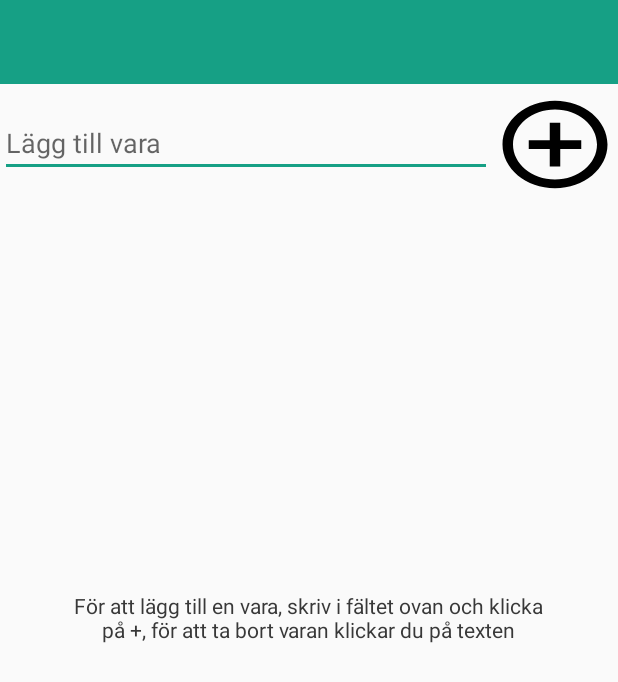
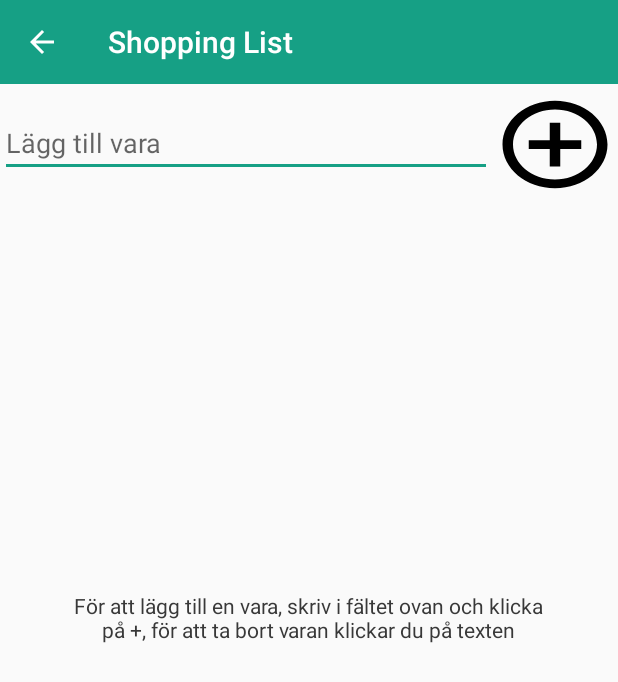
Before and after one commit to CarlLDreyer/scanmore, an Android app: the ToDoList screen opened directly, with no data from a screen before it, on a phone screen of 412 x 824 dp. Shown: the top 682 px of the screen. Run offline under Robolectric (Android 15) with nearby library versions, the phone set to English and light mode, and no system bars.

Commit message:
Toolbar fix

```diff
--- a/app/src/main/AndroidManifest.xml
+++ b/app/src/main/AndroidManifest.xml
@@ -20,7 +20,6 @@
         android:supportsRtl="true"
         android:theme="@style/AppTheme"
         tools:replace="android:label">
-        <activity android:name=".ToDoList"></activity>
         <activity
             android:name="Profile.ProfileActivity"
             android:label="Profile"
@@ -70,6 +69,10 @@
             android:label="Connect with Swish"
             android:screenOrientation="portrait"
             android:windowSoftInputMode="adjustResize" />
+        <activity
+            android:name=".ToDoList"
+            android:label="Shopping List"
+            android:screenOrientation="portrait"></activity>
     </application>
 
 </manifest>
--- a/app/src/main/java/com/example/scanmore/ToDoList.java
+++ b/app/src/main/java/com/example/scanmore/ToDoList.java
@@ -2,6 +2,7 @@
 
 import android.os.Bundle;
 import android.view.Gravity;
+import android.view.MenuItem;
 import android.view.View;
 import android.widget.AdapterView;
 import android.widget.ArrayAdapter;
@@ -30,8 +31,8 @@
     @Override
     protected void onCreate(Bundle savedInstanceState) {
         super.onCreate(savedInstanceState);
+        setContentView(R.layout.activity_to_do_list);
         setupToolbar();
-        setContentView(R.layout.activity_to_do_list);
         itemET = findViewById(R.id.item_edit_text);
         btn = findViewById(R.id.add_btn);
         itemsList = findViewById(R.id.items_list);
@@ -87,13 +88,22 @@
 
 
     }
-    private void setupToolbar(){
-        Toolbar toolbar = (Toolbar) findViewById(R.id.toolbarToDo);
+    private void setupToolbar() {
+        Toolbar toolbar = (Toolbar) findViewById(R.id.toolbar);
         setSupportActionBar(toolbar);
         final ActionBar ab = getSupportActionBar();
-        if(ab != null) {
+        if (ab != null) {
             ab.setDisplayHomeAsUpEnabled(true);
         }
     }
+    @Override
+    public boolean onOptionsItemSelected(MenuItem item) {
+        switch (item.getItemId()) {
+            case android.R.id.home:
+                onBackPressed();
+                return true;
+        }
 
+        return super.onOptionsItemSelected(item);
+    }
 }
--- a/app/src/main/res/layout/activity_to_do_list.xml
+++ b/app/src/main/res/layout/activity_to_do_list.xml
@@ -1,28 +1,21 @@
 <?xml version="1.0" encoding="utf-8"?>
-<RelativeLayout xmlns:android="http://schemas.android.com/apk/res/android"
+<RelativeLayout
+    xmlns:android="http://schemas.android.com/apk/res/android"
     xmlns:tools="http://schemas.android.com/tools"
     xmlns:app="http://schemas.android.com/apk/res-auto"
     android:layout_width="match_parent"
     android:layout_height="match_parent"
+    android:orientation="vertical"
     tools:context=".ToDoList">
-
-    <androidx.appcompat.widget.Toolbar
-        android:id="@+id/toolbarToDo"
-        android:layout_width="match_parent"
-        android:layout_height="wrap_content"
-        android:layout_gravity="top"
-        android:background="@color/accent"
-        android:minHeight="?attr/actionBarSize"
-        app:theme="@style/TransparentToolbar" />
 
     <LinearLayout
         android:layout_width="match_parent"
+        android:layout_below="@id/toolbar"
         android:id="@+id/todoLinear"
         android:layout_height="wrap_content"
         android:layout_marginTop="5dp"
         android:layout_marginBottom="5dp"
         android:orientation="horizontal"
-        android:layout_below="@id/toolbarToDo"
         >
 
         <EditText
@@ -62,4 +55,13 @@
         android:text="För att lägg till en vara, skriv i fältet ovan och klicka på +, för att ta bort varan klickar du på texten"
         android:textColor="@color/card_cvv_color"/>
 
+    <androidx.appcompat.widget.Toolbar
+        android:id="@+id/toolbar"
+        android:layout_width="match_parent"
+        android:layout_height="wrap_content"
+        android:layout_gravity="top"
+        app:titleTextColor="@android:color/white"
+        android:background="@color/toolbar_color"
+        android:minHeight="?attr/actionBarSize" />
+
 </RelativeLayout>
```
